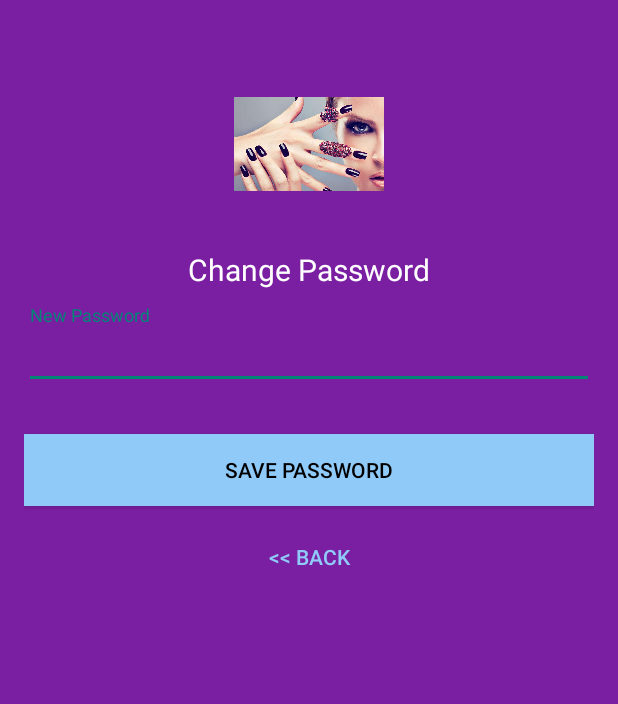
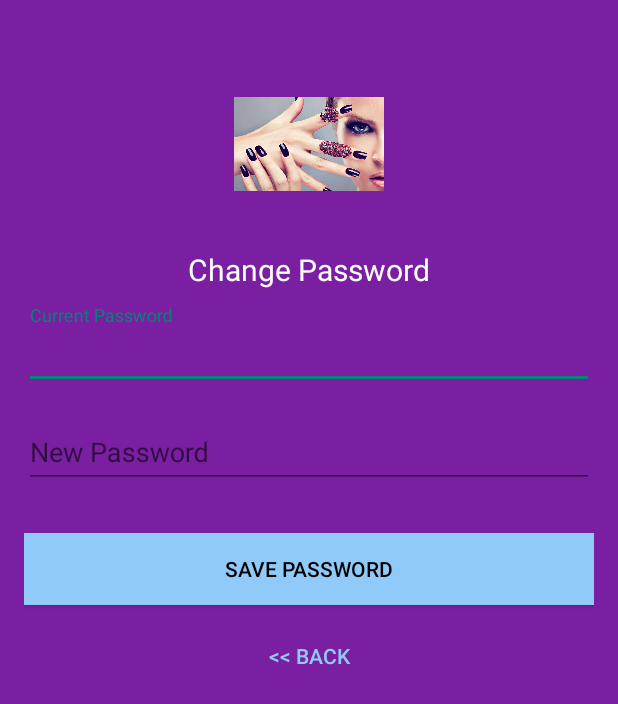
Before and after one commit to romiinger/NailBook, an Android app: the ResetPasswordActivity screen opened directly, with no data from a screen before it, on a phone screen of 412 x 824 dp. Shown: the top 704 px of the screen. Run offline under Robolectric (Android 15) with nearby library versions, the phone set to English and light mode, and no system bars; our stand-ins replace Firebase (no records; nobody signed in at launch, a user with empty details on screens opened directly).

Commit message:
add activity reset password

```diff
--- a/app/build.gradle
+++ b/app/build.gradle
@@ -35,8 +35,8 @@ dependencies {
     implementation 'com.google.firebase:firebase-database:16.0.1'
     implementation 'com.google.firebase:firebase-storage:16.0.1'
 
+    implementation  'com.loopj.android:android-async-http:1.4.9'
     //implementation 'com.android.support:coordinatorlayout:27.1.1-alpha1'
-
 
 }
 apply plugin: 'com.google.gms.google-services'
--- a/app/src/main/res/layout/activity_reset_password.xml
+++ b/app/src/main/res/layout/activity_reset_password.xml
@@ -33,6 +33,24 @@
             android:text="@string/change_password"
             android:textColor="@android:color/white"
             android:textSize="20dp" />
+
+
+        <android.support.design.widget.TextInputLayout
+            android:layout_width="match_parent"
+            android:id="@+id/inputCurrentPassword"
+            android:layout_height="wrap_content">
+
+            <EditText
+                android:id="@+id/currentPassword"
+                android:layout_width="match_parent"
+                android:layout_height="wrap_content"
+                android:layout_marginBottom="10dp"
+                android:layout_marginTop="20dp"
+                android:hint="@string/currentPassword"
+                android:inputType="textPassword"
+                android:textColor="@android:color/white"
+                android:textColorHint="@android:color/white" />
+        </android.support.design.widget.TextInputLayout>
 
         <android.support.design.widget.TextInputLayout
             android:layout_width="match_parent"
--- a/app/src/main/res/values/strings.xml
+++ b/app/src/main/res/values/strings.xml
@@ -49,6 +49,8 @@
     <string name="hint_email">Email</string>
     <string name="hintNewPassword">New Password</string>
     <string name="hint_password">Password</string>
+    <string name="currentPassword">Current Password</string>
+
     <string name="hint_name">Full name</string>
     <string name="btn_login">LOGIN</string>
     <string name="btn_reset_password">Reset Password</string>
```
Also changed, not shown: app/src/main/java/romiinger/nailbook/FirebaseUtil.java (+58 -17 lines), app/src/main/java/romiinger/nailbook/MyListenerEvent.java (added, +20 -0 lines), app/src/main/java/romiinger/nailbook/ResetPasswordActivity.java (+21 -14 lines).
